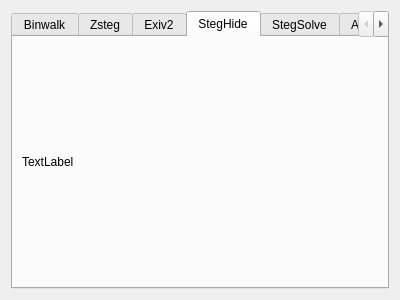
Old version of the form DiplomWork/StegLove/dialogtoolrec.ui in the repository Cpp-Gleb/study.
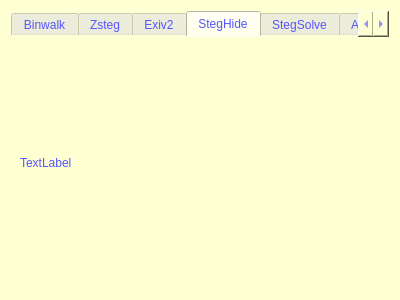
New version of the form. The open tabs and pages were chosen to show the change.

```diff
--- a/DiplomWork/StegLove/dialogtoolrec.ui
+++ b/DiplomWork/StegLove/dialogtoolrec.ui
@@ -14,7 +14,9 @@
    <string>Об Утилитах</string>
   </property>
   <property name="styleSheet">
-   <string notr="true"/>
+   <string notr="true">background-color: rgb(254, 255, 211);
+border-color: rgb(254, 255, 211);
+color:rgb(85, 85, 255);</string>
   </property>
   <layout class="QHBoxLayout" name="horizontalLayout">
    <item>
```
Left out of the diff: 2 changed lines with no effect on the pictures.
